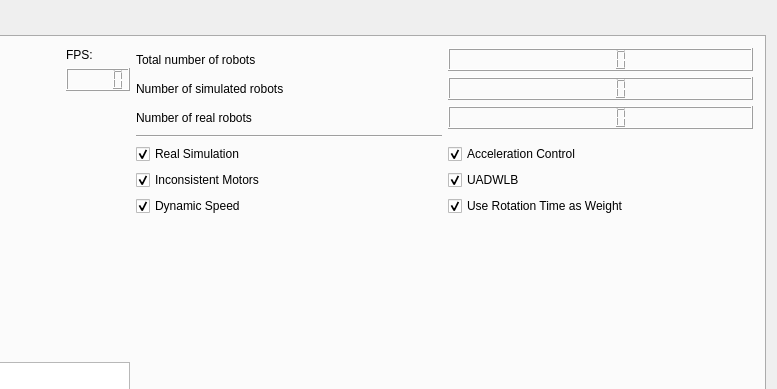
Qt form Server-application/user_interface/mainwindow.ui (RemcoMusic/Server-application) before a commit; both pictures show x 511 to 1288 and y 0 to 389 of the 1288 by 694 pixel window.
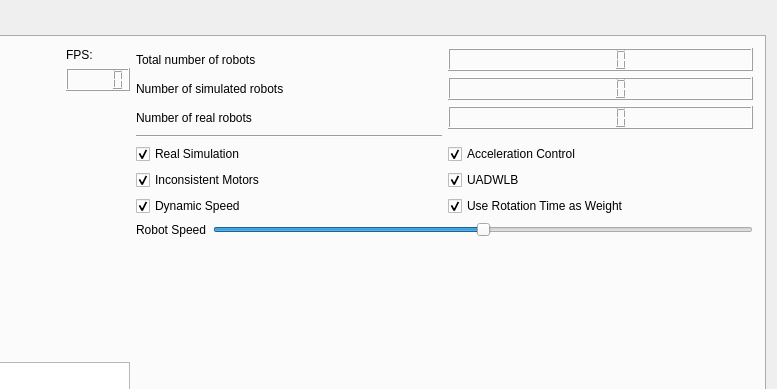
The same form after that commit.

Commit message: added robot speed slider

Diff of the .ui file:
```diff
--- a/Server-application/user_interface/mainwindow.ui
+++ b/Server-application/user_interface/mainwindow.ui
@@ -189,6 +189,30 @@
             </item>
            </layout>
           </item>
+          <item>
+           <layout class="QGridLayout" name="gridLayout_4">
+            <item row="0" column="0">
+             <widget class="QLabel" name="label_11">
+              <property name="text">
+               <string>Robot Speed</string>
+              </property>
+             </widget>
+            </item>
+            <item row="0" column="1">
+             <widget class="QSlider" name="SliderRobotSpeed">
+              <property name="maximum">
+               <number>100</number>
+              </property>
+              <property name="value">
+               <number>50</number>
+              </property>
+              <property name="orientation">
+               <enum>Qt::Horizontal</enum>
+              </property>
+             </widget>
+            </item>
+           </layout>
+          </item>
           <item>
            <spacer name="verticalSpacer_2">
             <property name="orientation">
```
The commit also changes 2 other files.
